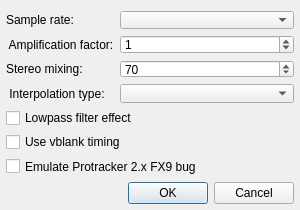
This is qmmp/src/plugins/Input/tracker/xmp/settingsdialog.ui in Greedysky/TTKMusicPlayer as Qt 5 draws it before an edit. The edited form follows.
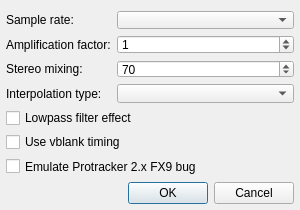
This is the edited form.

Diff of the .ui file:
```diff
--- a/qmmp/src/plugins/Input/tracker/xmp/settingsdialog.ui
+++ b/qmmp/src/plugins/Input/tracker/xmp/settingsdialog.ui
@@ -43,7 +43,7 @@
      <item row="1" column="0">
       <widget class="QLabel" name="label">
        <property name="text">
-        <string> Amplification factor:</string>
+        <string>Amplification factor:</string>
        </property>
       </widget>
      </item>
@@ -77,7 +77,7 @@
      <item row="3" column="0">
       <widget class="QLabel" name="label_3">
        <property name="text">
-        <string> Interpolation type:</string>
+        <string>Interpolation type:</string>
        </property>
       </widget>
      </item>
```
